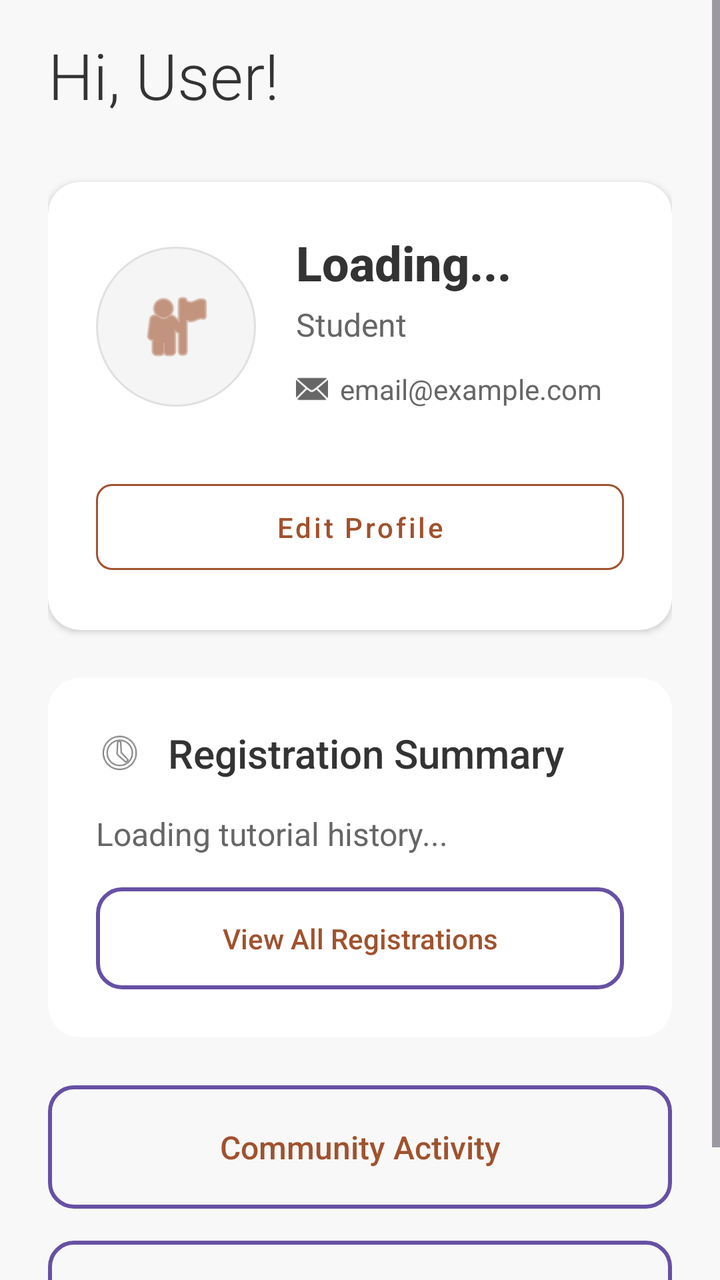
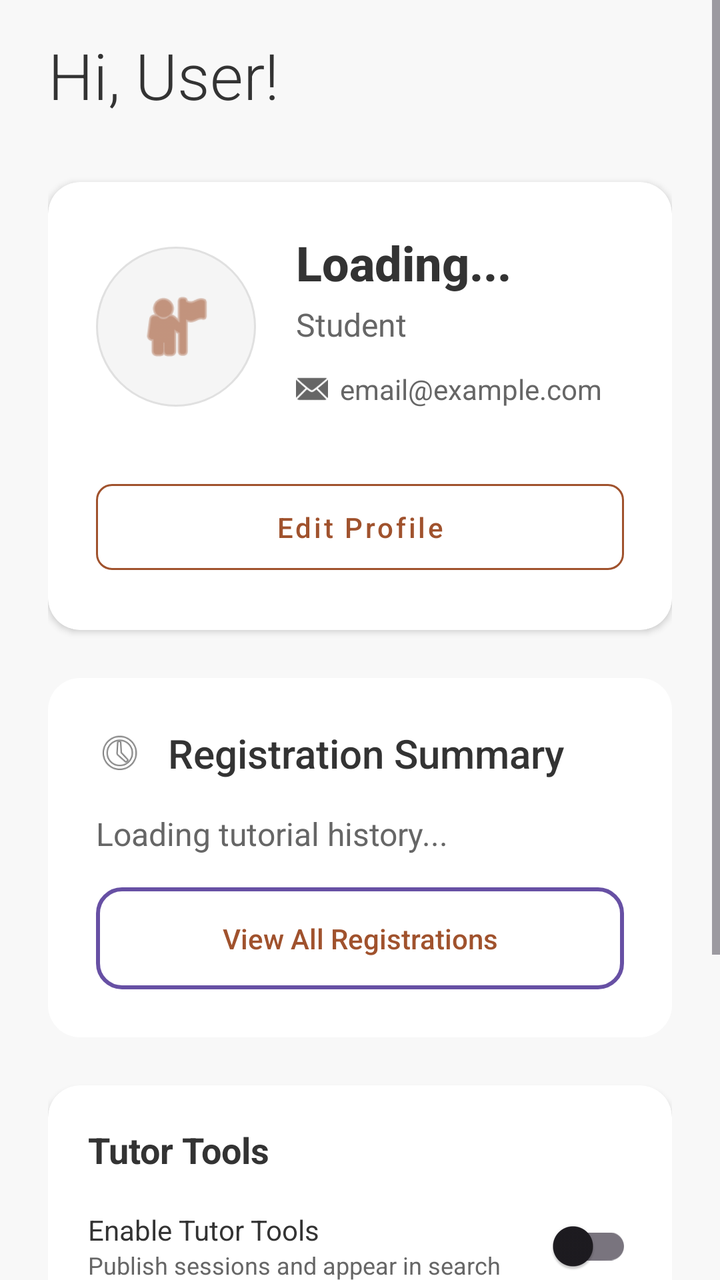

An Android layout rendered at two revisions. The XML below is the earlier revision; the diff shows what the commit changed to produce the second picture.
<!-- AndroidManifest.xml: application theme Theme.Csci3130Group1 -->
<!-- res/layout/fragment_profile.xml -->
<?xml version="1.0" encoding="utf-8"?>
<ScrollView xmlns:android="http://schemas.android.com/apk/res/android"
    xmlns:app="http://schemas.android.com/apk/res-auto"
    android:layout_width="match_parent"
    android:layout_height="match_parent"
    android:background="#F8F8F8"
    android:fillViewport="true">

    <LinearLayout
        android:layout_width="match_parent"
        android:layout_height="wrap_content"
        android:orientation="vertical"
        android:paddingLeft="24dp"
        android:paddingRight="24dp"
        android:paddingTop="16dp"
        android:paddingBottom="32dp">

        
        <TextView
            android:id="@+id/profileGreeting"
            android:layout_width="wrap_content"
            android:layout_height="wrap_content"
            android:text="Hi, User!"
            android:textSize="32sp"
            android:fontFamily="sans-serif-light"
            android:textStyle="normal"
            android:textColor="#333333"
            android:layout_marginBottom="32dp"/>

        
        <androidx.cardview.widget.CardView
            android:layout_width="match_parent"
            android:layout_height="wrap_content"
            android:layout_marginBottom="24dp"
            xmlns:app="http://schemas.android.com/apk/res-auto"
            app:cardCornerRadius="16dp"
            app:cardElevation="2dp"
            app:cardBackgroundColor="#FFFFFF">

            <LinearLayout
                android:layout_width="match_parent"
                android:layout_height="wrap_content"
                android:orientation="vertical"
                android:padding="24dp">

                
                <LinearLayout
                    android:layout_width="match_parent"
                    android:layout_height="wrap_content"
                    android:orientation="horizontal"
                    android:gravity="center_vertical"
                    android:layout_marginBottom="24dp">

                    
                    <ImageView
                        android:id="@+id/profilePicture"
                        android:layout_width="80dp"
                        android:layout_height="80dp"
                        android:src="@android:drawable/ic_menu_myplaces"
                        app:tint="#A0522D"
                        android:background="@drawable/circle_background"
                        android:padding="20dp"
                        android:contentDescription="Profile Picture" />

                    
                    <LinearLayout
                        android:layout_width="0dp"
                        android:layout_height="wrap_content"
                        android:layout_weight="1"
                        android:orientation="vertical"
                        android:layout_marginStart="20dp">

                        
                        <TextView
                            android:id="@+id/profileName"
                            android:layout_width="wrap_content"
                            android:layout_height="wrap_content"
                            android:text="Loading..."
                            android:textSize="24sp"
                            android:textStyle="bold"
                            android:textColor="#333333"
                            android:fontFamily="sans-serif-medium" />

                        
                        <TextView
                            android:id="@+id/profileRole"
                            android:layout_width="wrap_content"
                            android:layout_height="wrap_content"
                            android:text="Student"
                            android:textSize="16sp"
                            android:textColor="#666666"
                            android:layout_marginTop="4dp" />

                        
                        <TextView
                            android:id="@+id/profileDegree"
                            android:layout_width="wrap_content"
                            android:layout_height="wrap_content"
                            android:text=""
                            android:textSize="16sp"
                            android:textColor="#666666"
                            android:layout_marginTop="4dp"
                            android:visibility="gone"/>

                        
                        <LinearLayout
                            android:layout_width="match_parent"
                            android:layout_height="wrap_content"
                            android:orientation="vertical"
                            android:layout_marginTop="12dp">

                            
                            <LinearLayout
                                android:layout_width="wrap_content"
                                android:layout_height="wrap_content"
                                android:orientation="horizontal"
                                android:gravity="center_vertical"
                                android:layout_marginBottom="8dp">

                                <ImageView
                                    android:layout_width="16dp"
                                    android:layout_height="16dp"
                                    android:src="@android:drawable/ic_dialog_email"
                                    app:tint="#666666" />

                                <TextView
                                    android:id="@+id/profileEmail"
                                    android:layout_width="wrap_content"
                                    android:layout_height="wrap_content"
                                    android:text="email@example.com"
                                    android:textSize="14sp"
                                    android:textColor="#666666"
                                    android:layout_marginStart="6dp" />
                            </LinearLayout>

                            
                            <LinearLayout
                                android:id="@+id/contactContainer"
                                android:layout_width="wrap_content"
                                android:layout_height="wrap_content"
                                android:orientation="horizontal"
                                android:gravity="center_vertical"
                                android:layout_marginBottom="8dp"
                                android:visibility="gone">

                                <ImageView
                                    android:layout_width="16dp"
                                    android:layout_height="16dp"
                                    android:src="@android:drawable/ic_menu_call"
                                    app:tint="#A0522D" />

                                <TextView
                                    android:id="@+id/profileContact"
                                    android:layout_width="wrap_content"
                                    android:layout_height="wrap_content"
                                    android:text=""
                                    android:textSize="14sp"
                                    android:textColor="#A0522D"
                                    android:layout_marginStart="6dp"
                                    android:fontFamily="sans-serif-medium" />
                            </LinearLayout>

                            
                            <LinearLayout
                                android:layout_width="wrap_content"
                                android:layout_height="wrap_content"
                                android:orientation="horizontal"
                                android:gravity="center_vertical"
                                android:visibility="gone">

                                <ImageView
                                    android:layout_width="16dp"
                                    android:layout_height="16dp"
                                    android:src="@android:drawable/btn_star_big_on"
                                    app:tint="#FFD700" />

                                <TextView
                                    android:id="@+id/profileRating"
                                    android:layout_width="wrap_content"
                                    android:layout_height="wrap_content"
                                    android:text=""
                                    android:textSize="14sp"
                                    android:textColor="#666666"
                                    android:layout_marginStart="6dp" />
                            </LinearLayout>
                        </LinearLayout>
                    </LinearLayout>
                </LinearLayout>

                
                <LinearLayout
                    android:id="@+id/descriptionSection"
                    android:layout_width="match_parent"
                    android:layout_height="wrap_content"
                    android:orientation="vertical"
                    android:visibility="gone">

                    <TextView
                        android:layout_width="wrap_content"
                        android:layout_height="wrap_content"
                        android:text="About"
                        android:textSize="14sp"
                        android:textColor="#888888"
                        android:fontFamily="sans-serif-medium"
                        android:textAllCaps="true"
                        android:letterSpacing="0.1"
                        android:layout_marginBottom="8dp"/>

                    <TextView
                        android:id="@+id/profileStudentDescription"
                        android:layout_width="match_parent"
                        android:layout_height="wrap_content"
                        android:text=""
                        android:textSize="16sp"
                        android:textColor="#333333"
                        android:fontFamily="sans-serif"
                        android:lineSpacingExtra="4dp"
                        android:layout_marginBottom="16dp"/>
                </LinearLayout>

                
                <Button
                    android:id="@+id/edit_profile_button"
                    style="@style/Widget.MaterialComponents.Button.OutlinedButton"
                    android:layout_width="match_parent"
                    android:layout_height="wrap_content"
                    android:text="Edit Profile"
                    android:textColor="#A0522D"
                    android:textSize="14sp"
                    android:textAllCaps="false"
                    android:fontFamily="sans-serif-medium"
                    app:strokeColor="#A0522D"
                    app:cornerRadius="8dp"
                    android:paddingVertical="12dp"/>
            </LinearLayout>
        </androidx.cardview.widget.CardView>

        
        <LinearLayout
            android:id="@+id/reviews_card"
            android:layout_width="match_parent"
            android:layout_height="wrap_content"
            android:layout_marginBottom="24dp"
            android:background="@drawable/card_background"
            android:orientation="vertical"
            android:padding="24dp"
            android:visibility="gone">

            
            <LinearLayout
                android:layout_width="match_parent"
                android:layout_height="wrap_content"
                android:orientation="horizontal"
                android:gravity="center_vertical"
                android:layout_marginBottom="16dp">

                <TextView
                    android:id="@+id/reviewsHeaderText"
                    android:layout_width="wrap_content"
                    android:layout_height="wrap_content"
                    android:text="@string/reviews"
                    android:textSize="20sp"
                    android:fontFamily="sans-serif-medium"
                    android:textColor="#333333"/>
            </LinearLayout>

            
            <TextView
                android:id="@+id/profileNoReviewsText"
                android:layout_width="match_parent"
                android:layout_height="wrap_content"
                android:text="@string/no_reviews_yet"
                android:textSize="16sp"
                android:textColor="#666666"
                android:gravity="center"
                android:padding="20dp"
                android:visibility="gone"/>

            
            <LinearLayout
                android:id="@+id/profileReviewsList"
                android:layout_width="match_parent"
                android:layout_height="wrap_content"
                android:orientation="vertical" />

            
            <Button
                android:id="@+id/seeAllReviewsButton"
                style="@style/Widget.MaterialComponents.Button.OutlinedButton"
                android:layout_width="match_parent"
                android:layout_height="wrap_content"
                android:text="@string/see_all_reviews"
                android:textColor="#A0522D"
                android:textSize="14sp"
                android:textAllCaps="false"
                android:fontFamily="sans-serif-medium"
                app:strokeColor="#A0522D"
                app:cornerRadius="8dp"
                android:paddingVertical="12dp"
                android:layout_marginTop="8dp"
                android:visibility="gone"/>
        </LinearLayout>

        
        <LinearLayout
            android:id="@+id/upcoming_tutorials_card"
            android:layout_width="match_parent"
            android:layout_height="wrap_content"
            android:layout_marginBottom="24dp"
            android:background="@drawable/card_background"
            android:orientation="vertical"
            android:padding="24dp"
            android:visibility="gone">

            
            <LinearLayout
                android:layout_width="match_parent"
                android:layout_height="wrap_content"
                android:orientation="horizontal"
                android:gravity="center_vertical"
                android:layout_marginBottom="16dp">

                <ImageView
                    android:layout_width="24dp"
                    android:layout_height="24dp"
                    android:src="@android:drawable/ic_menu_today"
                    android:contentDescription="Upcoming Tutorial Icon" />

                <TextView
                    android:id="@+id/upcomingHeaderText"
                    android:layout_width="wrap_content"
                    android:layout_height="wrap_content"
                    android:text="Upcoming Registrations"
                    android:textSize="20sp"
                    android:fontFamily="sans-serif-medium"
                    android:textColor="#333333"
                    android:layout_marginStart="12dp"/>
            </LinearLayout>

            
            <LinearLayout
                android:id="@+id/upcomingTutorialsList"
                android:layout_width="match_parent"
                android:layout_height="wrap_content"
                android:orientation="vertical">
                
                <TextView
                    android:layout_width="match_parent"
                    android:layout_height="wrap_content"
                    android:text="Loading upcoming tutorials..."
                    android:textSize="16sp"
                    android:textColor="#666666"/>
            </LinearLayout>
        </LinearLayout>

        
        <LinearLayout
            android:layout_width="match_parent"
            android:layout_height="wrap_content"
            android:layout_marginBottom="24dp"
            android:background="@drawable/card_background"
            android:orientation="vertical"
            android:padding="24dp">

            
            <LinearLayout
                android:layout_width="match_parent"
                android:layout_height="wrap_content"
                android:orientation="horizontal"
                android:gravity="center_vertical"
                android:layout_marginBottom="16dp">

                <ImageView
                    android:layout_width="24dp"
                    android:layout_height="24dp"
                    android:src="@android:drawable/ic_menu_recent_history"
                    android:contentDescription="Tutorial History Icon" />

                <TextView
                    android:id="@+id/summaryHeaderText"
                    android:layout_width="wrap_content"
                    android:layout_height="wrap_content"
                    android:text="Registration Summary"
                    android:textSize="20sp"
                    android:fontFamily="sans-serif-medium"
                    android:textColor="#333333"
                    android:layout_marginStart="12dp"/>
            </LinearLayout>

            
            <TextView
                android:id="@+id/tutorialStats"
                android:layout_width="match_parent"
                android:layout_height="wrap_content"
                android:text="Loading tutorial history..."
                android:textSize="16sp"
                android:textColor="#666666"
                android:lineSpacingExtra="4dp"
                android:layout_marginBottom="16dp"/>

            
            <Button
                android:id="@+id/view_tutorials_button"
                style="@android:style/Widget.Material.Button.Borderless"
                android:layout_width="match_parent"
                android:layout_height="wrap_content"
                android:text="View All Registrations"
                android:textColor="#A0522D"
                android:padding="12dp"
                android:textSize="14sp"
                android:textAllCaps="false"
                android:fontFamily="sans-serif-medium"
                android:background="@drawable/outlined_button_background"/>
        </LinearLayout>

        
        <Button
            android:id="@+id/community_activity_button"
            style="@android:style/Widget.Material.Button.Borderless"
            android:layout_width="match_parent"
            android:layout_height="wrap_content"
            android:text="Community Activity"
            android:textColor="#A0522D"
            android:padding="16dp"
            android:textSize="16sp"
            android:textAllCaps="false"
            android:fontFamily="sans-serif-medium"
            android:background="@drawable/outlined_button_background"
            android:layout_marginBottom="16dp"/>

        
        <Button
            android:id="@+id/logout_button"
            style="@android:style/Widget.Material.Button.Borderless"
            android:layout_width="match_parent"
            android:layout_height="wrap_content"
            android:text="Log Out"
            android:textColor="#A0522D"
            android:padding="16dp"
            android:textSize="16sp"
            android:textAllCaps="false"
            android:fontFamily="sans-serif-medium"
            android:background="@drawable/outlined_button_background"/>
    </LinearLayout>
</ScrollView>
<!-- resources referenced by this layout -->
<resources>
  <!-- drawable card_background (drawable) -->
  <?xml version="1.0" encoding="utf-8"?>
  <shape xmlns:android="http://schemas.android.com/apk/res/android">
      <solid android:color="#FFFFFF" />
      <corners android:radius="16dp" />
      <stroke android:width="0dp" android:color="#FFFFFF" />
  </shape>
  <!-- drawable circle_background (drawable) -->
  <?xml version="1.0" encoding="utf-8"?>
  <shape xmlns:android="http://schemas.android.com/apk/res/android"
      android:shape="oval">
      <solid android:color="#F5F5F5" />
      <stroke
          android:width="1dp"
          android:color="#E0E0E0" />
  </shape>
  <!-- drawable outlined_button_background (drawable) -->
  <?xml version="1.0" encoding="utf-8"?>
  <shape xmlns:android="http://schemas.android.com/apk/res/android">
      <solid android:color="#00FFFFFF" />
      <corners android:radius="12dp" />
      <stroke android:width="2dp" android:color="#A0522D" />
  </shape>
  <string name="no_reviews_yet">No reviews yet</string>
  <string name="reviews">Reviews</string>
  <string name="see_all_reviews">See all reviews</string>
  <style name="Theme.Csci3130Group1" parent="Base.Theme.Csci3130Group1" />
  <style name="Base.Theme.Csci3130Group1" parent="Theme.Material3.DayNight.NoActionBar">
          
          
      </style>
</resources>

<!-- the commit's change to res/layout/fragment_profile.xml (unified diff, before → after) -->
@@ -232,6 +232,7 @@
                     app:strokeColor="#A0522D"
                     app:cornerRadius="8dp"
                     android:paddingVertical="12dp"/>
+
             </LinearLayout>
         </androidx.cardview.widget.CardView>
 
@@ -414,6 +415,185 @@
         </LinearLayout>
 
         
+        <LinearLayout
+            android:id="@+id/tutor_upcoming_tutorials_card"
+            android:layout_width="match_parent"
+            android:layout_height="wrap_content"
+            android:layout_marginBottom="24dp"
+            android:background="@drawable/card_background"
+            android:orientation="vertical"
+            android:padding="24dp"
+            android:visibility="gone">
+
+            <LinearLayout
+                android:layout_width="match_parent"
+                android:layout_height="wrap_content"
+                android:orientation="horizontal"
+                android:gravity="center_vertical"
+                android:layout_marginBottom="16dp">
+
+                <ImageView
+                    android:layout_width="24dp"
+                    android:layout_height="24dp"
+                    android:src="@android:drawable/ic_menu_today"
+                    android:contentDescription="Upcoming Tutorial Icon" />
+
+                <TextView
+                    android:id="@+id/tutorUpcomingHeaderText"
+                    android:layout_width="wrap_content"
+                    android:layout_height="wrap_content"
+                    android:text="Upcoming Tutorials"
+                    android:textSize="20sp"
+                    android:fontFamily="sans-serif-medium"
+                    android:textColor="#333333"
+                    android:layout_marginStart="12dp"/>
+            </LinearLayout>
+
+            <LinearLayout
+                android:id="@+id/tutorUpcomingTutorialsList"
+                android:layout_width="match_parent"
+                android:layout_height="wrap_content"
+                android:orientation="vertical" />
+        </LinearLayout>
+
+        
+        <LinearLayout
+            android:id="@+id/tutor_summary_card"
+            android:layout_width="match_parent"
+            android:layout_height="wrap_content"
+            android:layout_marginBottom="24dp"
+            android:background="@drawable/card_background"
+            android:orientation="vertical"
+            android:padding="24dp"
+            android:visibility="gone">
+
+            <LinearLayout
+                android:layout_width="match_parent"
+                android:layout_height="wrap_content"
+                android:orientation="horizontal"
+                android:gravity="center_vertical"
+                android:layout_marginBottom="16dp">
+
+                <ImageView
+                    android:layout_width="24dp"
+                    android:layout_height="24dp"
+                    android:src="@android:drawable/ic_menu_recent_history"
+                    android:contentDescription="Tutorial History Icon" />
+
+                <TextView
+                    android:id="@+id/tutorSummaryHeaderText"
+                    android:layout_width="wrap_content"
+                    android:layout_height="wrap_content"
+                    android:text="Tutorial Summary"
+                    android:textSize="20sp"
+                    android:fontFamily="sans-serif-medium"
+                    android:textColor="#333333"
+                    android:layout_marginStart="12dp"/>
+            </LinearLayout>
+
+            <TextView
+                android:id="@+id/tutorTutorialStats"
+                android:layout_width="match_parent"
+                android:layout_height="wrap_content"
+                android:text="Loading tutorial history..."
+                android:textSize="16sp"
+                android:textColor="#666666"
+                android:lineSpacingExtra="4dp"
+                android:layout_marginBottom="16dp"/>
+
+            <Button
+                android:id="@+id/view_all_tutorials_button"
+                style="@android:style/Widget.Material.Button.Borderless"
+                android:layout_width="match_parent"
+                android:layout_height="wrap_content"
+                android:text="View All Tutorials"
+                android:textColor="#A0522D"
+                android:padding="12dp"
+                android:textSize="14sp"
+                android:textAllCaps="false"
+                android:fontFamily="sans-serif-medium"
+                android:background="@drawable/outlined_button_background"/>
+        </LinearLayout>
+
+        
+        <androidx.cardview.widget.CardView
+            android:id="@+id/tutorToolsCard"
+            android:layout_width="match_parent"
+            android:layout_height="wrap_content"
+            android:layout_marginBottom="16dp"
+            app:cardCornerRadius="16dp"
+            app:cardElevation="2dp"
+            app:cardBackgroundColor="#FFFFFF">
+
+            <LinearLayout
+                android:layout_width="match_parent"
+                android:layout_height="wrap_content"
+                android:orientation="vertical"
+                android:padding="20dp">
+
+                <TextView
+                    android:layout_width="match_parent"
+                    android:layout_height="wrap_content"
+                    android:text="Tutor Tools"
+                    android:textSize="18sp"
+                    android:textStyle="bold"
+                    android:textColor="@color/text_primary"
+                    android:layout_marginBottom="8dp" />
+
+                
+                <LinearLayout
+                    android:layout_width="match_parent"
+                    android:layout_height="wrap_content"
+                    android:orientation="horizontal"
+                    android:gravity="center_vertical"
+                    android:paddingVertical="4dp">
+
+                    <LinearLayout
+                        android:layout_width="0dp"
+                        android:layout_height="wrap_content"
+                        android:layout_weight="1"
+                        android:orientation="vertical">
+                        <TextView
+                            android:layout_width="wrap_content"
+                            android:layout_height="wrap_content"
+                            android:text="Enable Tutor Tools"
+                            android:textColor="@color/text_primary"
+                            android:textSize="14sp" />
+                        <TextView
+                            android:layout_width="wrap_content"
+                            android:layout_height="wrap_content"
+                            android:text="Publish sessions and appear in search"
+                            android:textColor="@color/text_secondary"
+                            android:textSize="12sp" />
+                    </LinearLayout>
+
+                    <com.google.android.material.switchmaterial.SwitchMaterial
+                        android:id="@+id/switchEnableTutorTools"
+                        android:layout_width="wrap_content"
+                        android:layout_height="wrap_content" />
+                </LinearLayout>
+
+                
+
+                <Button
+                    android:id="@+id/btnCreateTutorial"
+                    style="@style/Widget.MaterialComponents.Button.OutlinedButton"
+                    android:layout_width="match_parent"
+                    android:layout_height="wrap_content"
+                    android:text="Create a Tutorial"
+                    android:textColor="#A0522D"
+                    android:textSize="14sp"
+                    android:textAllCaps="false"
+                    android:fontFamily="sans-serif-medium"
+                    app:strokeColor="#A0522D"
+                    app:cornerRadius="8dp"
+                    android:paddingVertical="12dp"
+                    android:layout_marginTop="12dp"
+                    android:visibility="gone"/>
+            </LinearLayout>
+        </androidx.cardview.widget.CardView>
+
+        
         <Button
             android:id="@+id/community_activity_button"
             style="@android:style/Widget.Material.Button.Borderless"
<!-- resource entries referenced after the edit -->
@@ -1,5 +1,7 @@
 <!-- resources referenced by this layout -->
 <resources>
+  <color name="text_primary">#333333</color>
+  <color name="text_secondary">#666666</color>
   <!-- drawable card_background (drawable) -->
   <?xml version="1.0" encoding="utf-8"?>
   <shape xmlns:android="http://schemas.android.com/apk/res/android">
